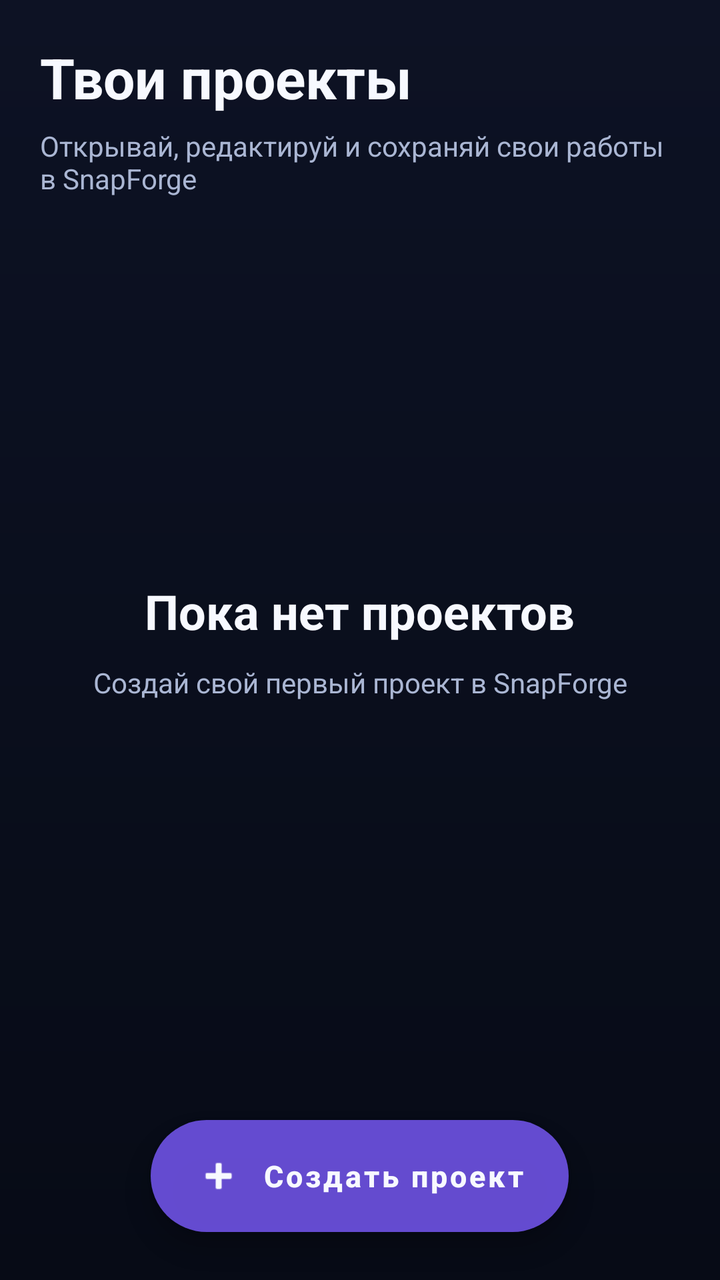
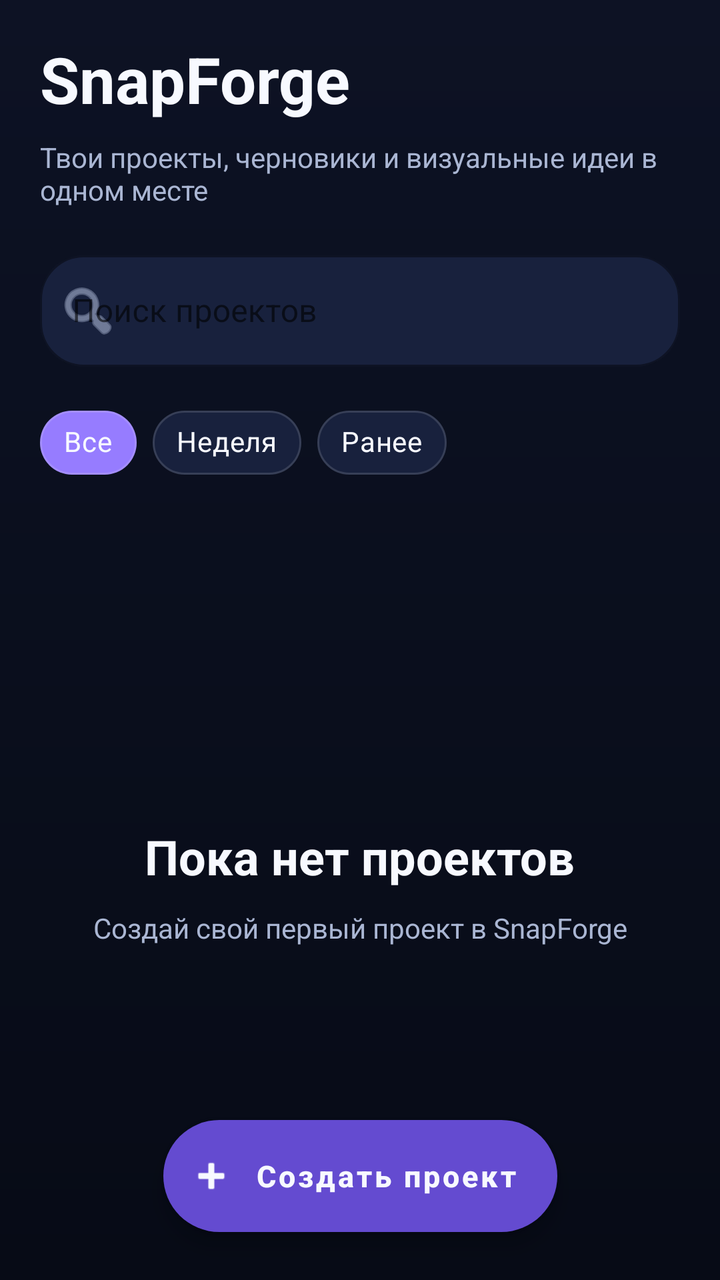

Screens rendered from an Android XML layout before and after an edit, with the pre-edit source and the edit as a unified diff.
<!-- AndroidManifest.xml: application theme Theme.SnapForge -->
<!-- res/layout/activity_history.xml -->
<?xml version="1.0" encoding="utf-8"?>
<androidx.coordinatorlayout.widget.CoordinatorLayout xmlns:android="http://schemas.android.com/apk/res/android"
    xmlns:app="http://schemas.android.com/apk/res-auto"
    android:layout_width="match_parent"
    android:layout_height="match_parent"
    android:background="@drawable/bg_history_screen"
    android:fitsSystemWindows="false">

    <com.google.android.material.appbar.AppBarLayout
        android:id="@+id/appbar"
        android:layout_width="match_parent"
        android:layout_height="wrap_content"
        android:background="@android:color/transparent"
        android:paddingStart="12dp"
        android:paddingTop="8dp"
        android:paddingEnd="12dp"
        app:elevation="0dp"
        app:liftOnScroll="false">

        <LinearLayout
            android:layout_width="match_parent"
            android:layout_height="wrap_content"
            android:layout_marginTop="8dp"
            android:orientation="vertical">


            <LinearLayout
                android:layout_width="match_parent"
                android:layout_height="wrap_content"
                android:layout_marginTop="4dp"
                android:orientation="vertical"
                android:paddingStart="8dp"
                android:paddingEnd="8dp">

                <TextView
                    android:layout_width="wrap_content"
                    android:layout_height="wrap_content"
                    android:text="Твои проекты"
                    android:textColor="@color/text_primary"
                    android:textSize="28sp"
                    android:textStyle="bold" />

                <TextView
                    android:layout_width="wrap_content"
                    android:layout_height="wrap_content"
                    android:layout_marginTop="6dp"
                    android:text="Открывай, редактируй и сохраняй свои работы в SnapForge"
                    android:textColor="@color/text_secondary"
                    android:textSize="14sp" />
            </LinearLayout>
        </LinearLayout>

    </com.google.android.material.appbar.AppBarLayout>

    <androidx.recyclerview.widget.RecyclerView
        android:id="@+id/imageRecycler"
        android:layout_width="match_parent"
        android:layout_height="match_parent"
        android:clipToPadding="false"
        android:paddingTop="12dp"
        android:paddingBottom="112dp"
        app:layout_behavior="@string/appbar_scrolling_view_behavior" />

    <LinearLayout
        android:id="@+id/emptyView"
        android:layout_width="wrap_content"
        android:layout_height="wrap_content"
        android:layout_gravity="center"
        android:gravity="center"
        android:orientation="vertical"
        android:padding="28dp">

        <TextView
            android:id="@+id/emptyTitle"
            android:layout_width="wrap_content"
            android:layout_height="wrap_content"
            android:text="@string/empty_projects_title"
            android:textColor="@color/text_primary"
            android:textSize="24sp"
            android:textStyle="bold" />

        <TextView
            android:id="@+id/emptySubtitle"
            android:layout_width="wrap_content"
            android:layout_height="wrap_content"
            android:layout_marginTop="10dp"
            android:gravity="center"
            android:text="@string/empty_projects_subtitle"
            android:textColor="@color/text_secondary"
            android:textSize="14sp" />
    </LinearLayout>

    <com.google.android.material.floatingactionbutton.ExtendedFloatingActionButton
        android:id="@+id/fabCreate"
        android:layout_width="wrap_content"
        android:layout_height="56dp"
        android:layout_gravity="bottom|center_horizontal"
        android:layout_marginStart="20dp"
        android:layout_marginEnd="20dp"
        android:layout_marginBottom="24dp"
        android:elevation="0dp"
        android:paddingStart="22dp"
        android:paddingEnd="22dp"
        android:text="@string/create_project"
        android:textAllCaps="false"
        android:textColor="@color/accent_text"
        android:textSize="15sp"
        android:textStyle="bold"
        app:backgroundTint="@color/accent_glass"
        app:cornerRadius="28dp"
        app:elevation="0dp"
        app:icon="@android:drawable/ic_input_add"
        app:iconPadding="10dp"
        app:iconTint="@color/accent_text" />

</androidx.coordinatorlayout.widget.CoordinatorLayout>
<!-- resources referenced by this layout -->
<resources>
  <color name="accent_glass">#CC7C5CFF</color>
  <color name="accent_text">#F7F9FF</color>
  <color name="text_primary">#F7F9FF</color>
  <color name="text_secondary">#AAB6D3</color>
  <!-- drawable bg_history_screen (drawable) -->
  <?xml version="1.0" encoding="utf-8"?>
  <shape xmlns:android="http://schemas.android.com/apk/res/android">
      <gradient
          android:angle="270"
          android:startColor="@color/bg_top"
          android:endColor="@color/bg" />
  </shape>
  <string name="create_project">Создать проект</string>
  <string name="empty_projects_subtitle">Создай свой первый проект в SnapForge</string>
  <string name="empty_projects_title">Пока нет проектов</string>
  <style name="Theme.SnapForge" parent="Theme.MaterialComponents.DayNight.NoActionBar">
          <item name="android:statusBarColor">@android:color/transparent</item>
          <item name="android:navigationBarColor">@android:color/transparent</item>
          <item name="android:windowLightStatusBar">false</item>
          <item name="android:windowLightNavigationBar">false</item>
          <item name="colorPrimary">@color/primary</item>
          <item name="colorPrimaryVariant">@color/primary_dark</item>
          <item name="colorSecondary">@color/secondary</item>
          <item name="android:windowLayoutInDisplayCutoutMode">shortEdges</item>
          <item name="shapeAppearanceMediumComponent">@style/Shape.Medium</item>
          <item name="materialButtonStyle">@style/Widget.MG.Button</item>
          <item name="materialCardViewStyle">@style/Widget.MG.Card</item>
      </style>
  <color name="bg_top">#0D1224</color>
  <color name="bg">#070B16</color>
  <color name="primary">#7C5CFF</color>
  <color name="primary_dark">#6547E8</color>
  <color name="secondary">#38D6FF</color>
  <style name="Shape.Medium" parent="">
          <item name="cornerFamily">rounded</item>
          <item name="cornerSize">16dp</item>
      </style>
  <style name="Widget.MG.Button" parent="Widget.MaterialComponents.Button">
          <item name="cornerRadius">16dp</item>
          <item name="android:insetLeft">0dp</item>
          <item name="android:insetRight">0dp</item>
          <item name="android:minHeight">52dp</item>
      </style>
  <style name="Widget.MG.Card" parent="Widget.MaterialComponents.CardView">
          <item name="cardCornerRadius">16dp</item>
          <item name="cardUseCompatPadding">true</item>
          <item name="cardElevation">2dp</item>
      </style>
</resources>

<!-- the commit's change to res/layout/activity_history.xml (unified diff, before → after) -->
@@ -1,74 +1,150 @@
 <?xml version="1.0" encoding="utf-8"?>
-<androidx.coordinatorlayout.widget.CoordinatorLayout xmlns:android="http://schemas.android.com/apk/res/android"
+<androidx.constraintlayout.motion.widget.MotionLayout xmlns:android="http://schemas.android.com/apk/res/android"
     xmlns:app="http://schemas.android.com/apk/res-auto"
+    android:id="@+id/root"
     android:layout_width="match_parent"
     android:layout_height="match_parent"
-    android:background="@drawable/bg_history_screen"
-    android:fitsSystemWindows="false">
+    android:background="@drawable/bg_history_screen">
 
-    <com.google.android.material.appbar.AppBarLayout
-        android:id="@+id/appbar"
-        android:layout_width="match_parent"
+    <LinearLayout
+        android:id="@+id/headerBlock"
+        android:layout_width="0dp"
         android:layout_height="wrap_content"
-        android:background="@android:color/transparent"
-        android:paddingStart="12dp"
-        android:paddingTop="8dp"
-        android:paddingEnd="12dp"
-        app:elevation="0dp"
-        app:liftOnScroll="false">
+        android:layout_marginStart="20dp"
+        android:layout_marginTop="18dp"
+        android:layout_marginEnd="20dp"
+        android:orientation="vertical"
+        app:layout_constraintTop_toTopOf="parent"
+        app:layout_constraintStart_toStartOf="parent"
+        app:layout_constraintEnd_toEndOf="parent">
 
-        <LinearLayout
+        <TextView
+            android:id="@+id/heroTitle"
+            android:layout_width="wrap_content"
+            android:layout_height="wrap_content"
+            android:text="@string/projects_hero_title"
+            android:textColor="@color/text_primary"
+            android:textSize="32sp"
+            android:textStyle="bold" />
+
+        <TextView
+            android:id="@+id/heroSubtitle"
             android:layout_width="match_parent"
             android:layout_height="wrap_content"
             android:layout_marginTop="8dp"
-            android:orientation="vertical">
+            android:text="@string/projects_hero_subtitle"
+            android:textColor="@color/text_secondary"
+            android:textSize="14sp" />
+    </LinearLayout>
 
+    <com.google.android.material.textfield.TextInputLayout
+        android:id="@+id/searchLayout"
+        style="@style/Widget.MaterialComponents.TextInputLayout.OutlinedBox"
+        android:layout_width="0dp"
+        android:layout_height="wrap_content"
+        android:layout_marginStart="20dp"
+        android:layout_marginTop="18dp"
+        android:layout_marginEnd="20dp"
+        app:boxBackgroundColor="@color/surface_2"
+        app:boxCornerRadiusBottomEnd="22dp"
+        app:boxCornerRadiusBottomStart="22dp"
+        app:boxCornerRadiusTopEnd="22dp"
+        app:boxCornerRadiusTopStart="22dp"
+        app:boxStrokeColor="@color/glass_stroke_soft"
+        app:hintTextColor="@color/text_secondary"
+        app:startIconDrawable="@android:drawable/ic_menu_search"
+        app:startIconTint="@color/text_secondary"
+        app:layout_constraintTop_toBottomOf="@id/headerBlock"
+        app:layout_constraintStart_toStartOf="parent"
+        app:layout_constraintEnd_toEndOf="parent">
 
-            <LinearLayout
-                android:layout_width="match_parent"
+        <com.google.android.material.textfield.TextInputEditText
+            android:id="@+id/searchInput"
+            android:layout_width="match_parent"
+            android:layout_height="wrap_content"
+            android:hint="@string/search_projects_hint"
+            android:textColor="@color/text_primary"
+            android:textColorHint="@color/text_secondary" />
+    </com.google.android.material.textfield.TextInputLayout>
+
+    <HorizontalScrollView
+        android:id="@+id/chipsScroll"
+        android:layout_width="0dp"
+        android:layout_height="wrap_content"
+        android:layout_marginTop="14dp"
+        android:scrollbars="none"
+        app:layout_constraintTop_toBottomOf="@id/searchLayout"
+        app:layout_constraintStart_toStartOf="parent"
+        app:layout_constraintEnd_toEndOf="parent">
+
+        <com.google.android.material.chip.ChipGroup
+            android:id="@+id/filterChips"
+            android:layout_width="wrap_content"
+            android:layout_height="wrap_content"
+            android:paddingStart="20dp"
+            android:paddingEnd="20dp"
+            app:singleSelection="true">
+
+            <com.google.android.material.chip.Chip
+                android:id="@+id/chipAll"
+                style="@style/Widget.MaterialComponents.Chip.Choice"
+                android:layout_width="wrap_content"
                 android:layout_height="wrap_content"
-                android:layout_marginTop="4dp"
-                android:orientation="vertical"
-                android:paddingStart="8dp"
-                android:paddingEnd="8dp">
+                android:checked="true"
+                android:text="@string/filter_all"
+                android:textColor="@color/text_primary"
+                app:chipBackgroundColor="@color/accent_glass"
+                app:chipStrokeColor="@color/glass_stroke_soft"
+                app:chipStrokeWidth="1dp" />
 
-                <TextView
-                    android:layout_width="wrap_content"
-                    android:layout_height="wrap_content"
-                    android:text="Твои проекты"
-                    android:textColor="@color/text_primary"
-                    android:textSize="28sp"
-                    android:textStyle="bold" />
+            <com.google.android.material.chip.Chip
+                android:id="@+id/chipRecent"
+                style="@style/Widget.MaterialComponents.Chip.Choice"
+                android:layout_width="wrap_content"
+                android:layout_height="wrap_content"
+                android:text="@string/filter_recent"
+                android:textColor="@color/text_primary"
+                app:chipBackgroundColor="@color/surface_2"
+                app:chipStrokeColor="@color/glass_stroke_soft"
+                app:chipStrokeWidth="1dp" />
 
-                <TextView
-                    android:layout_width="wrap_content"
-                    android:layout_height="wrap_content"
-                    android:layout_marginTop="6dp"
-                    android:text="Открывай, редактируй и сохраняй свои работы в SnapForge"
-                    android:textColor="@color/text_secondary"
-                    android:textSize="14sp" />
-            </LinearLayout>
-        </LinearLayout>
-
-    </com.google.android.material.appbar.AppBarLayout>
+            <com.google.android.material.chip.Chip
+                android:id="@+id/chipSaved"
+                style="@style/Widget.MaterialComponents.Chip.Choice"
+                android:layout_width="wrap_content"
+                android:layout_height="wrap_content"
+                android:text="@string/filter_saved"
+                android:textColor="@color/text_primary"
+                app:chipBackgroundColor="@color/surface_2"
+                app:chipStrokeColor="@color/glass_stroke_soft"
+                app:chipStrokeWidth="1dp" />
+        </com.google.android.material.chip.ChipGroup>
+    </HorizontalScrollView>
 
     <androidx.recyclerview.widget.RecyclerView
         android:id="@+id/imageRecycler"
-        android:layout_width="match_parent"
-        android:layout_height="match_parent"
+        android:layout_width="0dp"
+        android:layout_height="0dp"
         android:clipToPadding="false"
-        android:paddingTop="12dp"
-        android:paddingBottom="112dp"
-        app:layout_behavior="@string/appbar_scrolling_view_behavior" />
+        android:layoutAnimation="@anim/layout_fall_down"
+        android:paddingTop="8dp"
+        android:paddingBottom="110dp"
+        app:layout_constraintTop_toBottomOf="@id/chipsScroll"
+        app:layout_constraintBottom_toBottomOf="parent"
+        app:layout_constraintStart_toStartOf="parent"
+        app:layout_constraintEnd_toEndOf="parent" />
 
     <LinearLayout
         android:id="@+id/emptyView"
         android:layout_width="wrap_content"
         android:layout_height="wrap_content"
-        android:layout_gravity="center"
         android:gravity="center"
         android:orientation="vertical"
-        android:padding="28dp">
+        android:padding="28dp"
+        app:layout_constraintTop_toBottomOf="@id/chipsScroll"
+        app:layout_constraintBottom_toBottomOf="parent"
+        app:layout_constraintStart_toStartOf="parent"
+        app:layout_constraintEnd_toEndOf="parent">
 
         <TextView
             android:id="@+id/emptyTitle"
@@ -94,13 +170,9 @@
         android:id="@+id/fabCreate"
         android:layout_width="wrap_content"
         android:layout_height="56dp"
-        android:layout_gravity="bottom|center_horizontal"
         android:layout_marginStart="20dp"
         android:layout_marginEnd="20dp"
         android:layout_marginBottom="24dp"
-        android:elevation="0dp"
-        android:paddingStart="22dp"
-        android:paddingEnd="22dp"
         android:text="@string/create_project"
         android:textAllCaps="false"
         android:textColor="@color/accent_text"
@@ -111,6 +183,9 @@
         app:elevation="0dp"
         app:icon="@android:drawable/ic_input_add"
         app:iconPadding="10dp"
-        app:iconTint="@color/accent_text" />
+        app:iconTint="@color/accent_text"
+        app:layout_constraintBottom_toBottomOf="parent"
+        app:layout_constraintStart_toStartOf="parent"
+        app:layout_constraintEnd_toEndOf="parent" />
 
-</androidx.coordinatorlayout.widget.CoordinatorLayout>
+</androidx.constraintlayout.motion.widget.MotionLayout>
<!-- resource entries referenced after the edit -->
@@ -2,6 +2,8 @@
 <resources>
   <color name="accent_glass">#CC7C5CFF</color>
   <color name="accent_text">#F7F9FF</color>
+  <color name="glass_stroke_soft">#22FFFFFF</color>
+  <color name="surface_2">#18213D</color>
   <color name="text_primary">#F7F9FF</color>
   <color name="text_secondary">#AAB6D3</color>
   <!-- drawable bg_history_screen (drawable) -->
@@ -15,6 +17,12 @@
   <string name="create_project">Создать проект</string>
   <string name="empty_projects_subtitle">Создай свой первый проект в SnapForge</string>
   <string name="empty_projects_title">Пока нет проектов</string>
+  <string name="filter_all">Все</string>
+  <string name="filter_recent">Неделя</string>
+  <string name="filter_saved">Ранее</string>
+  <string name="projects_hero_subtitle">Твои проекты, черновики и визуальные идеи в одном месте</string>
+  <string name="projects_hero_title">SnapForge</string>
+  <string name="search_projects_hint">Поиск проектов</string>
   <style name="Theme.SnapForge" parent="Theme.MaterialComponents.DayNight.NoActionBar">
           <item name="android:statusBarColor">@android:color/transparent</item>
           <item name="android:navigationBarColor">@android:color/transparent</item>
